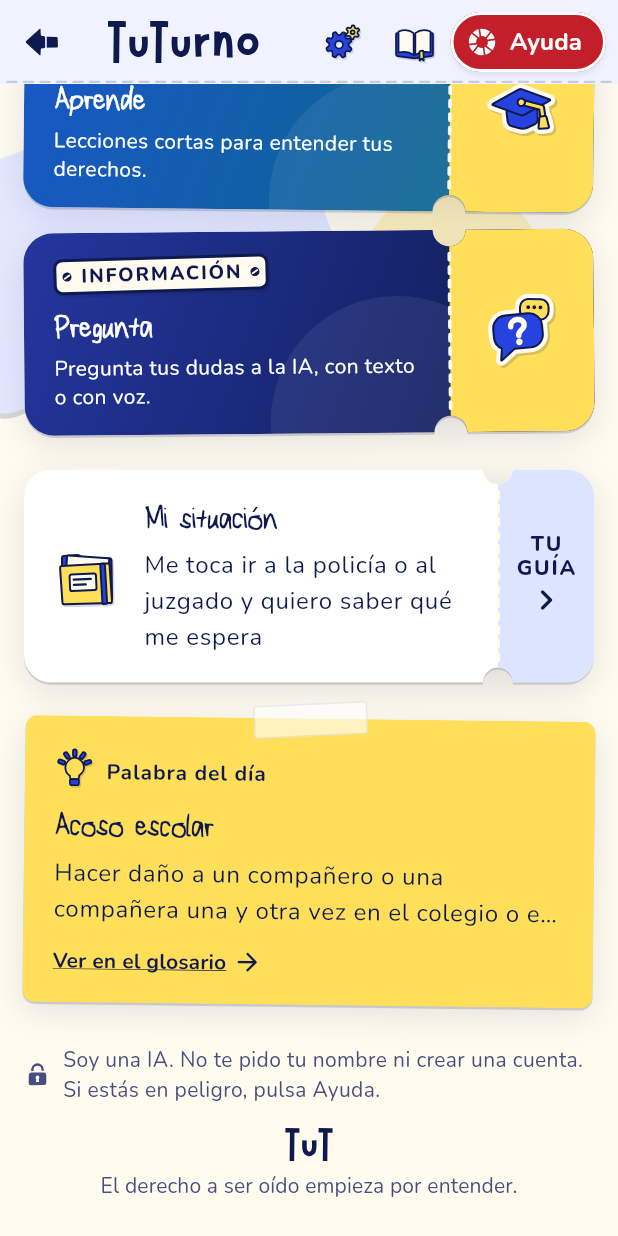
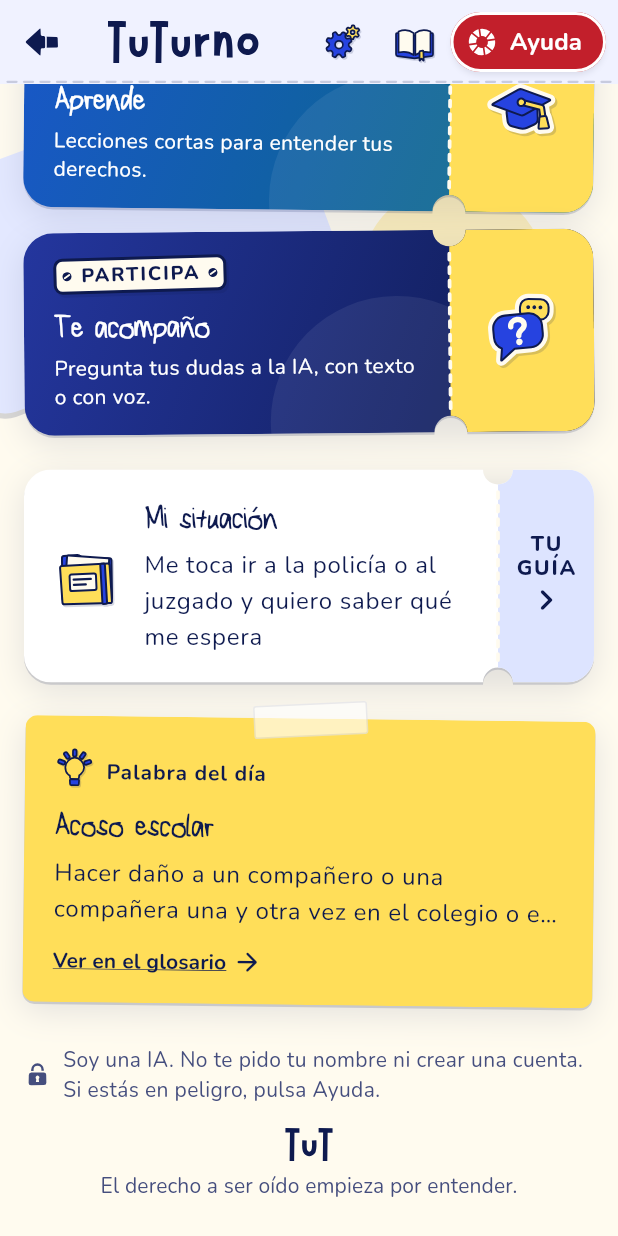
Before and after one commit to Aliassdev/Hackaton-DataForum-2026, a Flutter app: the _Portada screen opened directly, scrolled down 671 dp, on a phone screen of 412 x 824 dp. Run offline on Flutter 3.47's test engine with Material 3 defaults, Android fonts, the phone set to English and light mode, and no system bars; our stand-ins replace flutter_riverpod, flutter_svg, flutter_tts, go_router, shared_preferences, speech_to_text and 1 more; missing offline and left inert: audio_stream_player, dart:js_interop; accounts and stored records are empty.

Commit message:
feat(app): la tarjeta de Pregunta en el inicio dice «Te acompaño» con el cartel «PARTICIPA»
Nuevo Modulo.tituloTarjeta (y tituloEnTarjeta) para que el cambio afecte solo a la tarjeta del inicio: la bienvenida, el ticket del día y las barras siguen llamándolo «Pregunta».

Co-Authored-By: Claude Opus 5.5 <noreply@anthropic.com>

```diff
--- a/app/lib/widgets/modulos.dart
+++ b/app/lib/widgets/modulos.dart
@@ -45,6 +45,7 @@ enum Modulo {
   ),
   pregunta(
     titulo: 'Pregunta',
+    tituloTarjeta: 'Te acompaño',
     descripcion: 'Pregunta tus dudas a la IA, con texto o con voz.',
     etiqueta: 'Con voz',
     ruta: '/pregunta',
@@ -52,7 +53,7 @@ enum Modulo {
     insignias: (Icons.chat_bubble_rounded, Icons.auto_awesome_rounded),
     tuIcono: TuIcono.pregunta,
     tuInsignias: (TuIcono.microfono, TuIcono.idea),
-    sala: 'INFORMACIÓN',
+    sala: 'PARTICIPA',
   );
 
   const Modulo({
@@ -65,9 +66,16 @@ enum Modulo {
     required this.tuIcono,
     required this.tuInsignias,
     this.sala,
+    this.tituloTarjeta,
   });
 
   final String titulo;
+
+  /// Título grande de su tarjeta en el inicio, si es distinto del nombre del módulo: Pregunta se presenta como
+  /// «Te acompaño». En el resto de la app (ticket del día, bienvenida, barras) se usa [titulo].
+  final String? tituloTarjeta;
+  String get tituloEnTarjeta => tituloTarjeta ?? titulo;
+
   final String descripcion;
 
   /// Etiqueta corta de la tarjeta («Juego», «Lecciones», «Con voz»).
@@ -83,8 +91,8 @@ enum Modulo {
   final (TuIcono, TuIcono) tuInsignias;
 
   /// Cartel de su puerta en el palacio de justicia de papel ([CartelSala]): «SALA 1» en Vive el caso, «SALA 2» en
-  /// Aprende e «INFORMACIÓN» en Pregunta (el mostrador). Sin cartel (null), la tarjeta no lo pinta: así queda lo que
-  /// está fuera de la metáfora, como Ayuda.
+  /// Aprende y «PARTICIPA» en Pregunta. Sin cartel (null), la tarjeta no lo pinta: así queda lo que está fuera de la
+  /// metáfora, como Ayuda.
   final String? sala;
 
   List<Color> colores(BuildContext context) => switch (this) {
@@ -329,7 +337,7 @@ class TarjetaModulo extends StatelessWidget {
         mainAxisSize: MainAxisSize.min,
         children: [
           if (sala != null) ...[CartelSala(texto: sala), const SizedBox(height: Espacio.s)],
-          Text(modulo.titulo, style: tema.textTheme.headlineSmall?.copyWith(color: Colors.white)),
+          Text(modulo.tituloEnTarjeta, style: tema.textTheme.headlineSmall?.copyWith(color: Colors.white)),
           const SizedBox(height: Espacio.xs / 2),
           Text(modulo.descripcion, style: tema.textTheme.bodyMedium?.copyWith(color: Colors.white, height: 1.35)),
         ],
```
Also changed, not shown: 3 other files.
